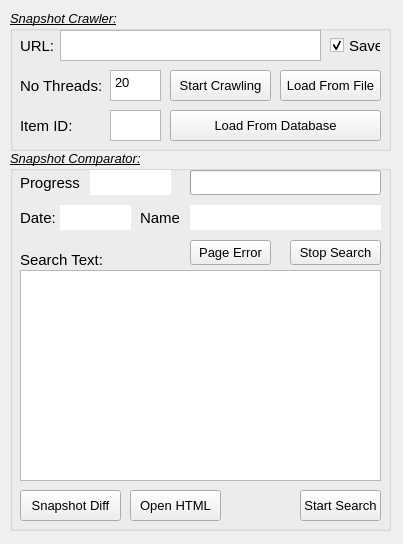
Qt form louis-html-analyzer/snapshotCompare.ui (trthanhquang/wayback-data-collector) before a commit.
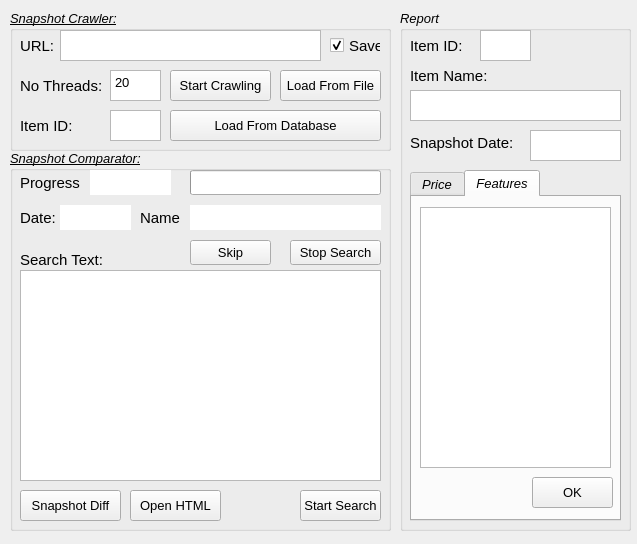
The same form after that commit.

Commit message: integrate GUI with database

Diff of the .ui file:
```diff
--- a/louis-html-analyzer/snapshotCompare.ui
+++ b/louis-html-analyzer/snapshotCompare.ui
@@ -6,7 +6,7 @@
    <rect>
     <x>0</x>
     <y>0</y>
-    <width>403</width>
+    <width>637</width>
     <height>544</height>
    </rect>
   </property>
@@ -195,7 +195,7 @@
      </font>
     </property>
     <property name="text">
-     <string>Page Error</string>
+     <string>Skip</string>
     </property>
    </widget>
    <widget class="QProgressBar" name="progressBar">
@@ -607,6 +607,276 @@
     </property>
    </widget>
   </widget>
+  <widget class="QGroupBox" name="reportGroup">
+   <property name="geometry">
+    <rect>
+     <x>400</x>
+     <y>10</y>
+     <width>231</width>
+     <height>521</height>
+    </rect>
+   </property>
+   <property name="font">
+    <font>
+     <pointsize>10</pointsize>
+     <italic>true</italic>
+    </font>
+   </property>
+   <property name="title">
+    <string>Report</string>
+   </property>
+   <widget class="QTextEdit" name="reportIdText">
+    <property name="geometry">
+     <rect>
+      <x>80</x>
+      <y>20</y>
+      <width>51</width>
+      <height>31</height>
+     </rect>
+    </property>
+    <property name="font">
+     <font>
+      <pointsize>11</pointsize>
+      <italic>false</italic>
+      <underline>false</underline>
+      <stylestrategy>PreferDefault</stylestrategy>
+      <kerning>true</kerning>
+     </font>
+    </property>
+    <property name="html">
+     <string>&lt;!DOCTYPE HTML PUBLIC &quot;-//W3C//DTD HTML 4.0//EN&quot; &quot;http://www.w3.org/TR/REC-html40/strict.dtd&quot;&gt;
+&lt;html&gt;&lt;head&gt;&lt;meta name=&quot;qrichtext&quot; content=&quot;1&quot; /&gt;&lt;style type=&quot;text/css&quot;&gt;
+p, li { white-space: pre-wrap; }
+&lt;/style&gt;&lt;/head&gt;&lt;body style=&quot; font-family:'MS Shell Dlg 2'; font-size:11pt; font-weight:400; font-style:normal;&quot;&gt;
+&lt;p style=&quot;-qt-paragraph-type:empty; margin-top:0px; margin-bottom:0px; margin-left:0px; margin-right:0px; -qt-block-indent:0; text-indent:0px;&quot;&gt;&lt;br /&gt;&lt;/p&gt;&lt;/body&gt;&lt;/html&gt;</string>
+    </property>
+   </widget>
+   <widget class="QLabel" name="reportIdLabel">
+    <property name="geometry">
+     <rect>
+      <x>10</x>
+      <y>20</y>
+      <width>81</width>
+      <height>31</height>
+     </rect>
+    </property>
+    <property name="font">
+     <font>
+      <pointsize>11</pointsize>
+      <italic>false</italic>
+      <underline>false</underline>
+     </font>
+    </property>
+    <property name="text">
+     <string>Item ID:</string>
+    </property>
+   </widget>
+   <widget class="QTextEdit" name="reportItemNameText">
+    <property name="geometry">
+     <rect>
+      <x>10</x>
+      <y>80</y>
+      <width>211</width>
+      <height>31</height>
+     </rect>
+    </property>
+    <property name="font">
+     <font>
+      <pointsize>11</pointsize>
+      <italic>false</italic>
+      <underline>false</underline>
+      <stylestrategy>PreferDefault</stylestrategy>
+      <kerning>true</kerning>
+     </font>
+    </property>
+    <property name="html">
+     <string>&lt;!DOCTYPE HTML PUBLIC &quot;-//W3C//DTD HTML 4.0//EN&quot; &quot;http://www.w3.org/TR/REC-html40/strict.dtd&quot;&gt;
+&lt;html&gt;&lt;head&gt;&lt;meta name=&quot;qrichtext&quot; content=&quot;1&quot; /&gt;&lt;style type=&quot;text/css&quot;&gt;
+p, li { white-space: pre-wrap; }
+&lt;/style&gt;&lt;/head&gt;&lt;body style=&quot; font-family:'MS Shell Dlg 2'; font-size:11pt; font-weight:400; font-style:normal;&quot;&gt;
+&lt;p style=&quot;-qt-paragraph-type:empty; margin-top:0px; margin-bottom:0px; margin-left:0px; margin-right:0px; -qt-block-indent:0; text-indent:0px;&quot;&gt;&lt;br /&gt;&lt;/p&gt;&lt;/body&gt;&lt;/html&gt;</string>
+    </property>
+   </widget>
+   <widget class="QLabel" name="reportItemNameLabel">
+    <property name="geometry">
+     <rect>
+      <x>10</x>
+      <y>50</y>
+      <width>81</width>
+      <height>31</height>
+     </rect>
+    </property>
+    <property name="font">
+     <font>
+      <pointsize>11</pointsize>
+      <italic>false</italic>
+      <underline>false</underline>
+     </font>
+    </property>
+    <property name="text">
+     <string>Item Name:</string>
+    </property>
+   </widget>
+   <widget class="QLabel" name="reportDateLabel">
+    <property name="geometry">
+     <rect>
+      <x>10</x>
+      <y>120</y>
+      <width>111</width>
+      <height>25</height>
+     </rect>
+    </property>
+    <property name="font">
+     <font>
+      <pointsize>11</pointsize>
+      <italic>false</italic>
+      <underline>false</underline>
+     </font>
+    </property>
+    <property name="text">
+     <string>Snapshot Date:</string>
+    </property>
+   </widget>
+   <widget class="QTextEdit" name="reportDateText">
+    <property name="geometry">
+     <rect>
+      <x>130</x>
+      <y>120</y>
+      <width>91</width>
+      <height>31</height>
+     </rect>
+    </property>
+    <property name="font">
+     <font>
+      <pointsize>11</pointsize>
+      <italic>false</italic>
+      <underline>false</underline>
+      <stylestrategy>PreferDefault</stylestrategy>
+      <kerning>true</kerning>
+     </font>
+    </property>
+    <property name="html">
+     <string>&lt;!DOCTYPE HTML PUBLIC &quot;-//W3C//DTD HTML 4.0//EN&quot; &quot;http://www.w3.org/TR/REC-html40/strict.dtd&quot;&gt;
+&lt;html&gt;&lt;head&gt;&lt;meta name=&quot;qrichtext&quot; content=&quot;1&quot; /&gt;&lt;style type=&quot;text/css&quot;&gt;
+p, li { white-space: pre-wrap; }
+&lt;/style&gt;&lt;/head&gt;&lt;body style=&quot; font-family:'MS Shell Dlg 2'; font-size:11pt; font-weight:400; font-style:normal;&quot;&gt;
+&lt;p style=&quot;-qt-paragraph-type:empty; margin-top:0px; margin-bottom:0px; margin-left:0px; margin-right:0px; -qt-block-indent:0; text-indent:0px;&quot;&gt;&lt;br /&gt;&lt;/p&gt;&lt;/body&gt;&lt;/html&gt;</string>
+    </property>
+   </widget>
+   <widget class="QTabWidget" name="reportTab">
+    <property name="geometry">
+     <rect>
+      <x>10</x>
+      <y>160</y>
+      <width>211</width>
+      <height>351</height>
+     </rect>
+    </property>
+    <property name="currentIndex">
+     <number>1</number>
+    </property>
+    <widget class="QWidget" name="priceTab">
+     <attribute name="title">
+      <string>Price</string>
+     </attribute>
+     <widget class="QTextEdit" name="reportPriceText">
+      <property name="geometry">
+       <rect>
+        <x>10</x>
+        <y>10</y>
+        <width>191</width>
+        <height>31</height>
+       </rect>
+      </property>
+      <property name="font">
+       <font>
+        <pointsize>11</pointsize>
+        <italic>false</italic>
+        <underline>false</underline>
+        <stylestrategy>PreferDefault</stylestrategy>
+        <kerning>true</kerning>
+       </font>
+      </property>
+      <property name="html">
+       <string>&lt;!DOCTYPE HTML PUBLIC &quot;-//W3C//DTD HTML 4.0//EN&quot; &quot;http://www.w3.org/TR/REC-html40/strict.dtd&quot;&gt;
+&lt;html&gt;&lt;head&gt;&lt;meta name=&quot;qrichtext&quot; content=&quot;1&quot; /&gt;&lt;style type=&quot;text/css&quot;&gt;
+p, li { white-space: pre-wrap; }
+&lt;/style&gt;&lt;/head&gt;&lt;body style=&quot; font-family:'MS Shell Dlg 2'; font-size:11pt; font-weight:400; font-style:normal;&quot;&gt;
+&lt;p style=&quot;-qt-paragraph-type:empty; margin-top:0px; margin-bottom:0px; margin-left:0px; margin-right:0px; -qt-block-indent:0; text-indent:0px;&quot;&gt;&lt;br /&gt;&lt;/p&gt;&lt;/body&gt;&lt;/html&gt;</string>
+      </property>
+     </widget>
+     <widget class="QPushButton" name="reportPriceOkButton">
+      <property name="geometry">
+       <rect>
+        <x>120</x>
+        <y>50</y>
+        <width>81</width>
+        <height>31</height>
+       </rect>
+      </property>
+      <property name="font">
+       <font>
+        <italic>false</italic>
+        <underline>false</underline>
+       </font>
+      </property>
+      <property name="text">
+       <string>OK</string>
+      </property>
+     </widget>
+    </widget>
+    <widget class="QWidget" name="featureTab">
+     <attribute name="title">
+      <string>Features</string>
+     </attribute>
+     <widget class="QTextEdit" name="reportFeatureText">
+      <property name="geometry">
+       <rect>
+        <x>8</x>
+        <y>10</y>
+        <width>191</width>
+        <height>261</height>
+       </rect>
+      </property>
+      <property name="font">
+       <font>
+        <pointsize>11</pointsize>
+        <italic>false</italic>
+        <underline>false</underline>
+        <stylestrategy>PreferDefault</stylestrategy>
+        <kerning>true</kerning>
+       </font>
+      </property>
+      <property name="html">
+       <string>&lt;!DOCTYPE HTML PUBLIC &quot;-//W3C//DTD HTML 4.0//EN&quot; &quot;http://www.w3.org/TR/REC-html40/strict.dtd&quot;&gt;
+&lt;html&gt;&lt;head&gt;&lt;meta name=&quot;qrichtext&quot; content=&quot;1&quot; /&gt;&lt;style type=&quot;text/css&quot;&gt;
+p, li { white-space: pre-wrap; }
+&lt;/style&gt;&lt;/head&gt;&lt;body style=&quot; font-family:'MS Shell Dlg 2'; font-size:11pt; font-weight:400; font-style:normal;&quot;&gt;
+&lt;p style=&quot;-qt-paragraph-type:empty; margin-top:0px; margin-bottom:0px; margin-left:0px; margin-right:0px; -qt-block-indent:0; text-indent:0px;&quot;&gt;&lt;br /&gt;&lt;/p&gt;&lt;/body&gt;&lt;/html&gt;</string>
+      </property>
+     </widget>
+     <widget class="QPushButton" name="reportFeatureOkButton">
+      <property name="geometry">
+       <rect>
+        <x>120</x>
+        <y>280</y>
+        <width>81</width>
+        <height>31</height>
+       </rect>
+      </property>
+      <property name="font">
+       <font>
+        <italic>false</italic>
+        <underline>false</underline>
+       </font>
+      </property>
+      <property name="text">
+       <string>OK</string>
+      </property>
+     </widget>
+    </widget>
+   </widget>
+  </widget>
   <zorder>crawlerGroup</zorder>
   <zorder>comparatorGroup</zorder>
  </widget>
```
Left out of the diff: 1 changed line with no effect on the pictures. The commit also changes 2 other files.
